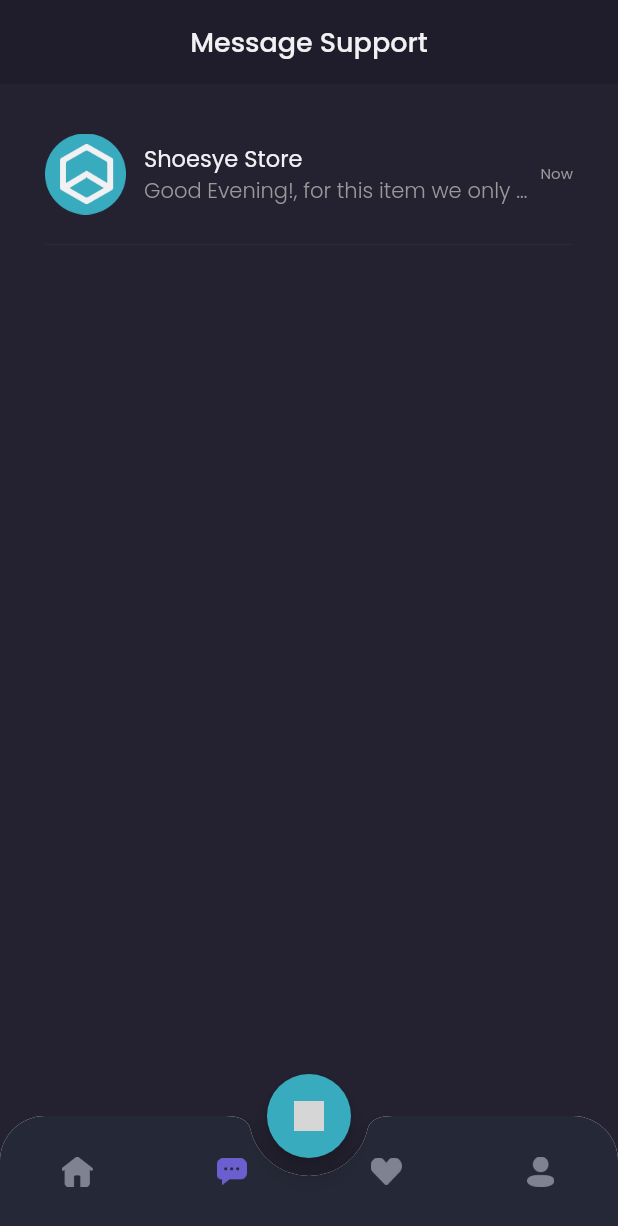
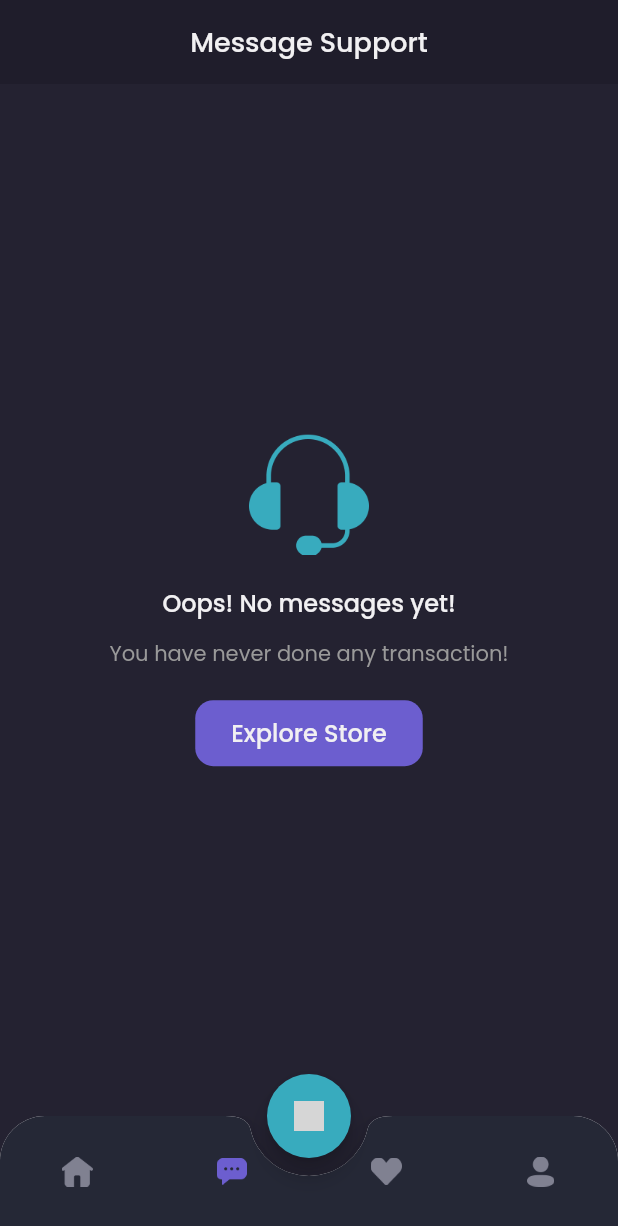
Before and after one commit to ardanngrha/shoeasy, a Flutter app: the MainPage screen opened by its route, item 2 of the bottom bar chosen, on a phone screen of 412 x 824 dp. Shown: the top 1226 px of the screen. Run offline on Flutter 3.47's test engine with Material 2 defaults, Android fonts, the light colour scheme and no system bars; our stand-ins replace cloud_firestore, firebase_core, google_fonts; accounts and stored records are empty; network calls fail; grey boxes are pictures that could not be loaded.

Commit message:
dynamic chat page, page provider, androidManifest

```diff
--- a/lib/main.dart
+++ b/lib/main.dart
@@ -11,6 +11,7 @@
 import 'package:shoeasy/pages/sign_up_page.dart';
 import 'package:shoeasy/providers/auth_provider.dart';
 import 'package:shoeasy/providers/cart_provider.dart';
+import 'package:shoeasy/providers/page_provider.dart';
 import 'package:shoeasy/providers/product_provider.dart';
 import 'package:shoeasy/providers/transaction_provider.dart';
 import 'package:shoeasy/providers/wishlist_provider.dart';
@@ -43,6 +44,9 @@
         ChangeNotifierProvider(
           create: (context) => TransactionProvider(),
         ),
+        ChangeNotifierProvider(
+          create: (context) => PageProvider(),
+        )
       ],
       child: MaterialApp(
         debugShowCheckedModeBanner: false,
--- a/lib/models/message_model.dart
+++ b/lib/models/message_model.dart
@@ -5,7 +5,7 @@
   int? userId;
   String? userName;
   String? userImage;
-  bool? isFromUser;
+  late bool isFromUser;
   ProductModel? product;
   DateTime? createdAt;
   DateTime? updatedAt;
@@ -15,7 +15,7 @@
     this.userId,
     this.userName,
     this.userImage,
-    this.isFromUser,
+    required this.isFromUser,
     this.product,
     this.createdAt,
     this.updatedAt,
@@ -27,7 +27,7 @@
     userName = json['userName'];
     userImage = json['userImage'];
     isFromUser = json['isFromUser'];
-    product = json['product'] == {}
+    product = json['product'].isEmpty
         ? UninitializedProductModel()
         : ProductModel.fromJson(json['product']);
     createdAt = DateTime.parse(json['createdAt']);
--- a/lib/models/product_model.dart
+++ b/lib/models/product_model.dart
@@ -47,8 +47,8 @@
       'tags': tags,
       'category': category!.toJson(),
       'galleries': galleries!.map((gallery) => gallery.toJson()).toList(),
-      // 'createdAt': createdAt,
-      // 'updatedAt': updatedAt,
+      // 'created_at': createdAt.toString(),
+      // 'updated_at': updatedAt.toString(),
     };
   }
 }
--- a/lib/pages/home/chat_page.dart
+++ b/lib/pages/home/chat_page.dart
@@ -1,9 +1,19 @@
 import 'package:flutter/material.dart';
+import 'package:provider/provider.dart';
+import 'package:shoeasy/models/message_model.dart';
+import 'package:shoeasy/providers/auth_provider.dart';
+import 'package:shoeasy/providers/page_provider.dart';
+import 'package:shoeasy/services/message_service.dart';
 import 'package:shoeasy/theme.dart';
 import 'package:shoeasy/widgets/chat_tile.dart';
 
 class ChatPage extends StatelessWidget {
   const ChatPage({Key? key}) : super(key: key);
+
+  @override
+  Widget build(BuildContext context) {
+    AuthProvider authProvider = Provider.of<AuthProvider>(context);
+    PageProvider pageProvider = Provider.of<PageProvider>(context);
 
     Widget header() {
       return AppBar(
@@ -56,7 +66,9 @@
               SizedBox(
                 height: 44,
                 child: TextButton(
-                onPressed: () {},
+                  onPressed: () {
+                    pageProvider.currentIndex = 0;
+                  },
                   style: TextButton.styleFrom(
                       padding: const EdgeInsets.symmetric(
                         horizontal: 24,
@@ -82,6 +94,14 @@
     }
 
     Widget content() {
+      return StreamBuilder<List<MessageModel>>(
+          stream: MessageService()
+              .getMessagesByUserId(userId: authProvider.user.id),
+          builder: (context, snapshot) {
+            if (snapshot.hasData) {
+              if (snapshot.data!.isEmpty) {
+                return emptyChat();
+              }
               return Expanded(
                 child: Container(
                   width: double.infinity,
@@ -90,16 +110,18 @@
                     padding: EdgeInsets.symmetric(
                       horizontal: defaultMargin,
                     ),
-          children: const [
-            ChatTile(),
+                    children: [
+                      ChatTile(snapshot.data![snapshot.data!.length - 1]),
                     ],
                   ),
                 ),
               );
+            } else {
+              return emptyChat();
+            }
+          });
     }
 
-  @override
-  Widget build(BuildContext context) {
     return Column(
       children: [
         header(),
--- a/lib/pages/home/main_page.dart
+++ b/lib/pages/home/main_page.dart
@@ -1,5 +1,7 @@
 import 'package:flutter/material.dart';
+import 'package:provider/provider.dart';
 import 'package:shoeasy/pages/home/home_page.dart';
+import 'package:shoeasy/providers/page_provider.dart';
 import 'chat_page.dart';
 import 'wishlist_page.dart';
 import 'profile_page.dart';
@@ -13,7 +15,9 @@
 }
 
 class _MainPageState extends State<MainPage> {
-  int currentIndex = 0;
+  @override
+  Widget build(BuildContext context) {
+    PageProvider pageProvider = Provider.of<PageProvider>(context);
 
     Widget cartButton() {
       return FloatingActionButton(
@@ -38,11 +42,11 @@
           notchMargin: 12,
           clipBehavior: Clip.antiAlias,
           child: BottomNavigationBar(
-            currentIndex: currentIndex,
+              currentIndex: pageProvider.currentIndex,
               backgroundColor: backgroundColor4,
               onTap: (value) {
                 setState(() {
-                currentIndex = value;
+                  pageProvider.currentIndex = value;
                 });
               },
               type: BottomNavigationBarType.fixed,
@@ -53,7 +57,7 @@
                     child: Image.asset(
                       'assets/icon_home.png',
                       width: 21,
-                    color: currentIndex == 0
+                      color: pageProvider.currentIndex == 0
                           ? primaryColor
                           : const Color(0xff808191),
                     ),
@@ -66,7 +70,7 @@
                     child: Image.asset(
                       'assets/icon_chat.png',
                       width: 20,
-                    color: currentIndex == 1
+                      color: pageProvider.currentIndex == 1
                           ? primaryColor
                           : const Color(0xff808191),
                     ),
@@ -79,7 +83,7 @@
                     child: Image.asset(
                       'assets/icon_wishlist.png',
                       width: 21,
-                    color: currentIndex == 2
+                      color: pageProvider.currentIndex == 2
                           ? primaryColor
                           : const Color(0xff808191),
                     ),
@@ -92,7 +96,7 @@
                     child: Image.asset(
                       'assets/icon_profile.png',
                       width: 18,
-                    color: currentIndex == 3
+                      color: pageProvider.currentIndex == 3
                           ? primaryColor
                           : const Color(0xff808191),
                     ),
@@ -105,7 +109,7 @@
     }
 
     Widget body() {
-    switch (currentIndex) {
+      switch (pageProvider.currentIndex) {
         case 0:
           return const HomePage();
         case 1:
@@ -119,10 +123,8 @@
       }
     }
 
-  @override
-  Widget build(BuildContext context) {
     return Scaffold(
-      backgroundColor: currentIndex == 0 ? backgroundColor1 : backgroundColor3,
+      backgroundColor: pageProvider.currentIndex == 0 ? backgroundColor1 : backgroundColor3,
       floatingActionButton: cartButton(),
       floatingActionButtonLocation: FloatingActionButtonLocation.centerDocked,
       bottomNavigationBar: customBottomNav(),
--- a/lib/pages/home/wishlist_page.dart
+++ b/lib/pages/home/wishlist_page.dart
@@ -1,5 +1,6 @@
 import 'package:flutter/material.dart';
 import 'package:provider/provider.dart';
+import 'package:shoeasy/providers/page_provider.dart';
 import 'package:shoeasy/providers/wishlist_provider.dart';
 import 'package:shoeasy/theme.dart';
 import 'package:shoeasy/widgets/wishlist_card.dart';
@@ -10,6 +11,7 @@
   @override
   Widget build(BuildContext context) {
     WishlistProvider wishlistProvider = Provider.of<WishlistProvider>(context);
+    PageProvider pageProvider = Provider.of<PageProvider>(context);
 
     Widget header() {
       return AppBar(
@@ -68,7 +70,7 @@
                         borderRadius: BorderRadius.circular(12),
                       )),
                   onPressed: () {
-                    Navigator.pushNamed(context, '/home');
+                    pageProvider.currentIndex = 0;
                   },
                   child: Text(
                     'Explore Store',
--- /dev/null
+++ b/lib/providers/page_provider.dart
@@ -0,0 +1,12 @@
+import 'package:flutter/cupertino.dart';
+
+class PageProvider with ChangeNotifier {
+  int _currentIndex = 0;
+
+  int get currentIndex => _currentIndex;
+
+  set currentIndex(int index) {
+    _currentIndex = index;
+    notifyListeners();
+  }
+}
--- a/lib/widgets/chat_tile.dart
+++ b/lib/widgets/chat_tile.dart
@@ -1,10 +1,12 @@
 import 'package:flutter/material.dart';
+import 'package:shoeasy/models/message_model.dart';
 import 'package:shoeasy/models/product_model.dart';
 import 'package:shoeasy/pages/detail_chat_page.dart';
 import 'package:shoeasy/theme.dart';
 
 class ChatTile extends StatelessWidget {
-  const ChatTile({Key? key}) : super(key: key);
+  final MessageModel message;
+  const ChatTile(this.message, {Key? key}) : super(key: key);
 
   @override
   Widget build(BuildContext context) {
@@ -45,7 +47,7 @@
                         ),
                       ),
                       Text(
-                        'Good Evening!, for this item we only have a 42 size.',
+                        message.message.toString(),
                         style: secondaryTextStyle.copyWith(
                           fontWeight: light,
                         ),
```
Also changed, not shown: lib/pages/detail_chat_page.dart (+19 -11 lines), lib/services/message_service.dart (+25 -0 lines), lib/widgets/chat_bubble.dart (+13 -12 lines), 1 other file. Lines whose indentation alone changed are shown as unchanged.
